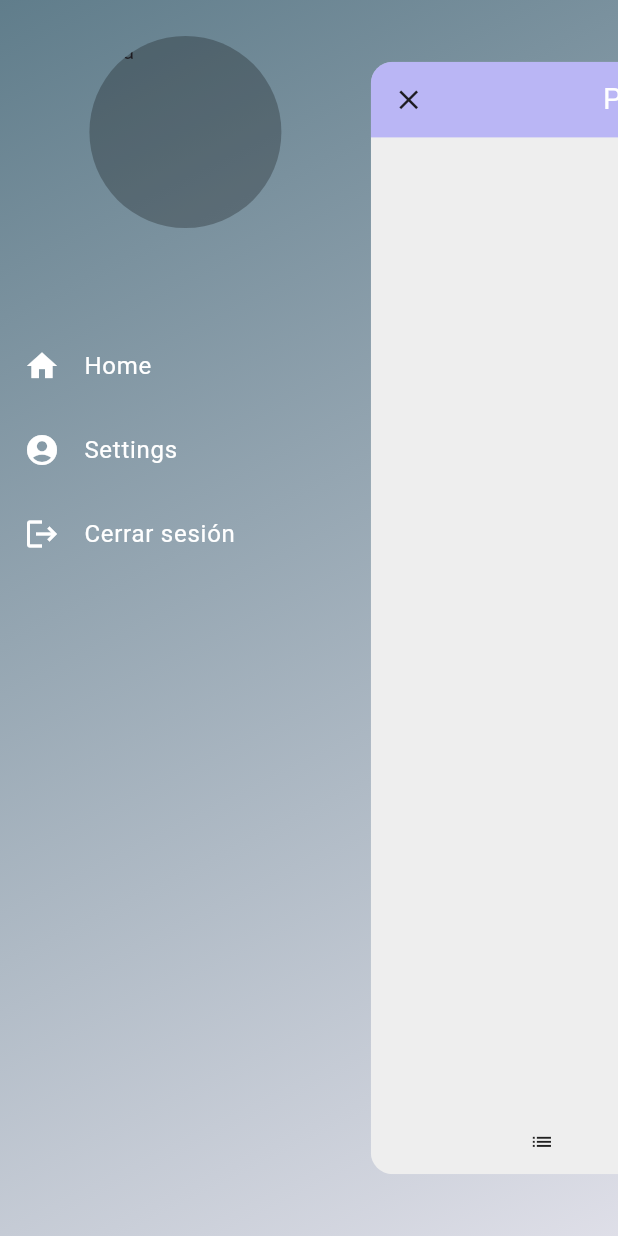
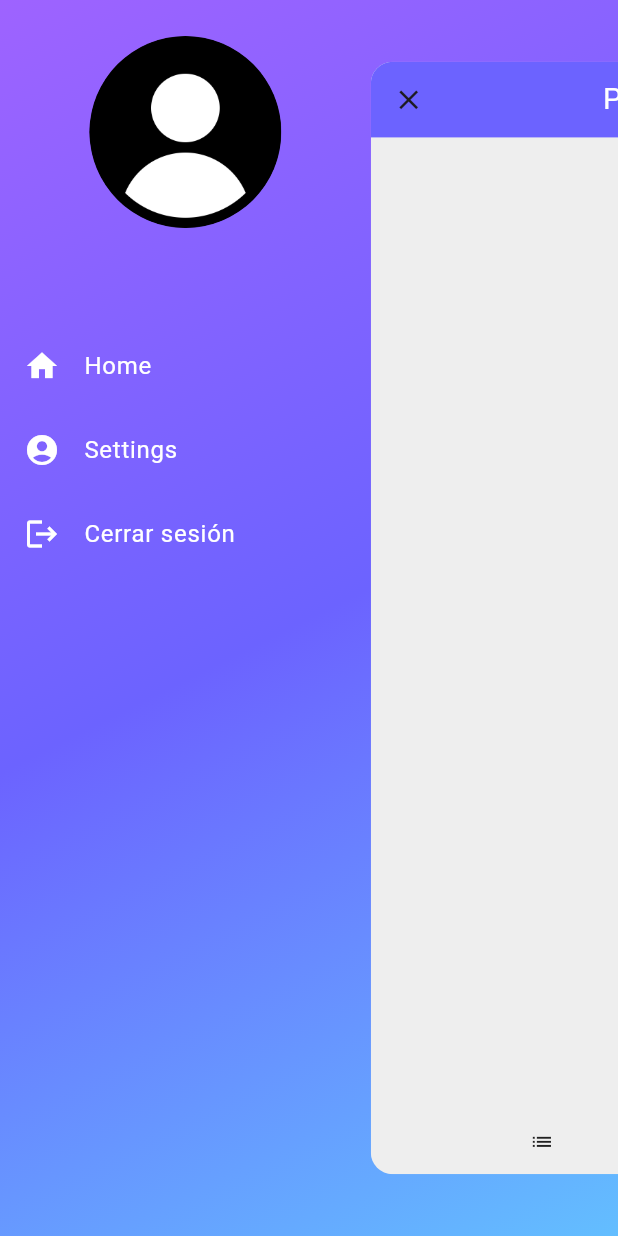
Before and after one commit to cxrlitxs/Examen_pmdm_psp_CarlosCastanedoPerea, a Flutter app: the HomeView screen opened by its route, after a tap on the "add" icon, after a tap on "Volver", after a tap on the "menu" icon, on a phone screen of 412 x 824 dp. Run offline on Flutter 3.47's test engine with Material 3 defaults, Android fonts, the phone set to English and light mode, and no system bars; drawn by our look-alikes of flutter_advanced_drawer; our stand-ins replace animate_do, cloud_firestore, firebase_auth, firebase_core; missing offline and left inert: langchain, langchain_openai; accounts and stored records are empty; generated files the repository leaves out were written again.

Commit message:
PMDM: P1) Modificacion del diseño del home.

```diff
--- a/lib/CustomViews/PostCellView.dart
+++ b/lib/CustomViews/PostCellView.dart
@@ -30,10 +30,10 @@ class PostCellView extends StatelessWidget{
     return InkWell(
       child: Container(
           decoration: BoxDecoration(
-              color: Color.fromRGBO(108, 99, 255, .2),
+              color: Colors.white,
               borderRadius: BorderRadius.circular(10),
               boxShadow: [BoxShadow(
-                  color: Color.fromRGBO(108, 99, 255, .4),
+                  color: Color.fromRGBO(108, 99, 255, 1),
                   blurRadius: 20,
                   offset: Offset(0, 20)
               )
--- a/lib/CustomViews/PostGridCellView.dart
+++ b/lib/CustomViews/PostGridCellView.dart
@@ -30,10 +30,10 @@ class PostGridCellView extends StatelessWidget{
       child: FractionallySizedBox(
       child: Container(
         decoration: BoxDecoration(
-            color: Color.fromRGBO(108, 99, 255, .2),
+            color: Colors.white,
             borderRadius: BorderRadius.circular(10),
             boxShadow: [BoxShadow(
-                color: Color.fromRGBO(108, 99, 255, .4),
+                color: Color.fromRGBO(108, 99, 255, 0.8),
                 blurRadius: 20,
                 offset: Offset(0, 20)
             )
--- a/lib/Main/HomeView.dart
+++ b/lib/Main/HomeView.dart
@@ -112,7 +112,10 @@ class _HomeViewState extends State<HomeView> {
         gradient: LinearGradient(
           begin: Alignment.topLeft,
           end: Alignment.bottomRight,
-          colors: [Colors.blueGrey, Colors.blueGrey.withOpacity(0.2)],
+          colors: [
+            Color.fromRGBO(158, 99, 255, 1),
+            Color.fromRGBO(108, 99, 255, 1),
+            Color.fromRGBO(99, 190, 255, 1),],
           ),
         ),
       ),
@@ -148,7 +151,7 @@ class _HomeViewState extends State<HomeView> {
                       color: Colors.black26,
                       shape: BoxShape.circle,
                       ),
-                    child: Text("Hola"),
+                    child: Image.asset("resources/avatar.png"),
                     ),
                     ListTile(
                     onTap: () {
@@ -179,7 +182,7 @@ class _HomeViewState extends State<HomeView> {
               backgroundColor: Colors.grey[200],
               appBar: AppBar(
                 title: const Text("POSTS", style: TextStyle(color: Colors.white),),
-                backgroundColor: Color.fromRGBO(108, 99, 255, .4),
+                backgroundColor: Color.fromRGBO(108, 99, 255, 1),
                 centerTitle: true,
                 leading: IconButton(
                   onPressed: _handleMenuButtonPressed,
@@ -201,7 +204,7 @@ class _HomeViewState extends State<HomeView> {
               floatingActionButton: FadeIn(
                 duration: Duration(milliseconds: 1600),
                 child: FloatingActionButton(
-                  backgroundColor: Color.fromRGBO(108, 99, 255, .4),
+                  backgroundColor: Color.fromRGBO(108, 99, 255, 1),
                   onPressed: onClickNewPost,
                   tooltip: 'Nueva publicación ',
                   child: const Icon(Icons.add),
--- a/pubspec.yaml
+++ b/pubspec.yaml
@@ -68,7 +68,11 @@ flutter:
   uses-material-design: true
 
   # To add assets to your application, add an assets section, like this:
-  # assets:
+  assets:
+    - resources/
+
+
+
   #   - images/a_dot_burr.jpeg
   #   - images/a_dot_ham.jpeg
 
```
Also changed, not shown: resources/avatar.png (added).
